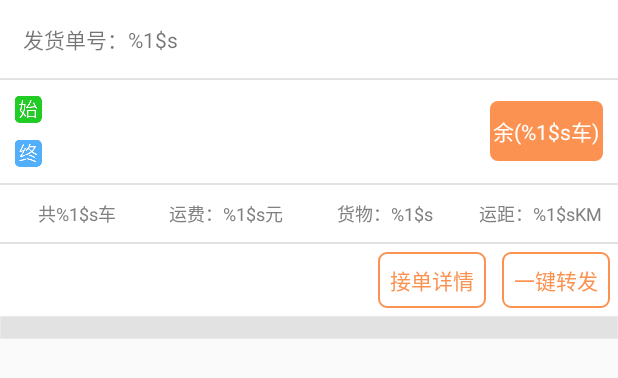
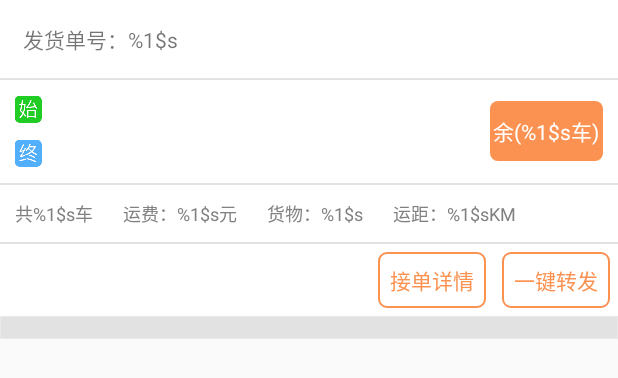
Before and after one commit to shiwobuhaoma/haoke, an Android app: the layout bill_directional_rv_item.xml on its own in the app's theme, with its tools: preview values and no code run, on a phone screen of 412 x 824 dp. Shown: the top 378 px of the screen. Run offline under Robolectric (Android 15) with nearby library versions, the phone set to English and light mode, and no system bars; network calls fail.

Commit message:
1、优化货单界面布局显示

```diff
--- a/app/src/main/java/com/xinze/haoke/module/send/fragment/AbstractBillFragment.java
+++ b/app/src/main/java/com/xinze/haoke/module/send/fragment/AbstractBillFragment.java
@@ -54,6 +54,7 @@ public abstract class AbstractBillFragment extends BaseFragment implements IBill
             } else {
                 this.data.addAll(data);
             }
+            billRecycleViewAdapter.clearData();
             billRecycleViewAdapter.setData(this.data);
         }
     }
--- a/app/src/main/res/layout/bill_directional_rv_item.xml
+++ b/app/src/main/res/layout/bill_directional_rv_item.xml
@@ -84,55 +84,45 @@
         android:id="@+id/directional_item_ll"
         android:layout_width="match_parent"
         android:layout_height="wrap_content"
+        android:padding="10dp"
         android:layout_below="@id/directional_item_v_line"
         android:orientation="horizontal">
 
         <TextView
             android:id="@+id/directional_tv_car_count"
-            android:layout_width="0dp"
+            android:layout_width="wrap_content"
             android:layout_height="wrap_content"
-            android:layout_weight="1"
-            android:ellipsize="end"
-            android:gravity="center"
             android:maxLines="1"
-            android:padding="10dp"
+            android:layout_marginEnd="20dp"
             android:text="@string/bill_car_count"
             android:textColor="@color/order_item_text"
             android:textSize="12sp" />
 
         <TextView
             android:id="@+id/directional_tv_freight"
-            android:layout_width="0dp"
+            android:layout_width="wrap_content"
             android:layout_height="wrap_content"
-            android:layout_weight="1"
-            android:gravity="start"
             android:maxLines="1"
-            android:padding="10dp"
+            android:layout_marginEnd="20dp"
             android:text="@string/bill_car_freight"
             android:textColor="@color/order_item_text"
             android:textSize="12sp" />
 
         <TextView
             android:id="@+id/directional_tv_productName"
-            android:layout_width="0dp"
+            android:layout_width="wrap_content"
             android:layout_height="wrap_content"
-            android:layout_weight="1"
-            android:ellipsize="end"
-            android:gravity="center"
             android:maxLines="1"
-            android:padding="10dp"
+            android:layout_marginEnd="20dp"
             android:text="@string/order_product_name"
             android:textColor="@color/order_item_text"
             android:textSize="12sp" />
 
         <TextView
             android:id="@+id/directional_distance"
-            android:layout_width="0dp"
+            android:layout_width="wrap_content"
             android:layout_height="wrap_content"
-            android:layout_weight="1"
-            android:gravity="center"
             android:maxLines="1"
-            android:padding="10dp"
             android:text="@string/order_distance"
             android:textColor="@color/order_item_text"
             android:textSize="12sp" />
```
